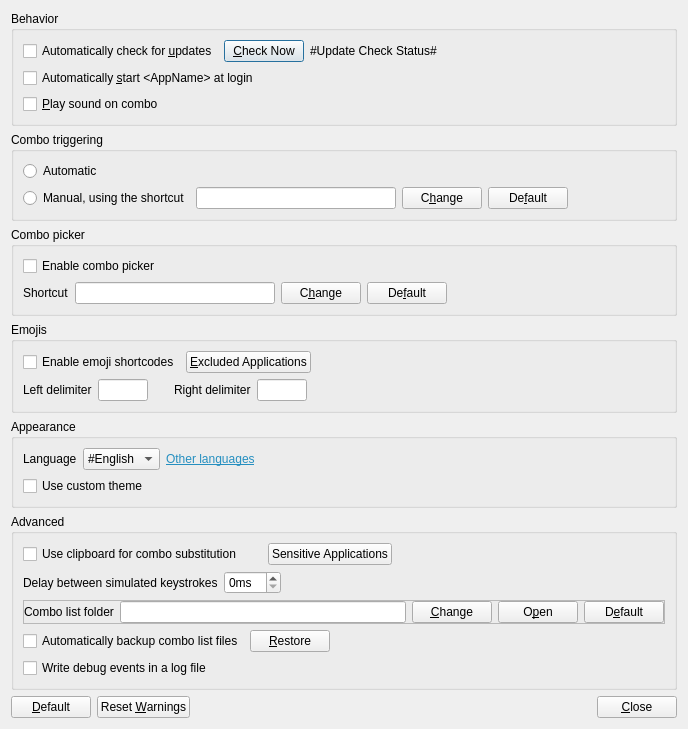
Old version of the form Beeftext/PreferencesDialog.ui in the repository xmichelo/Beeftext.
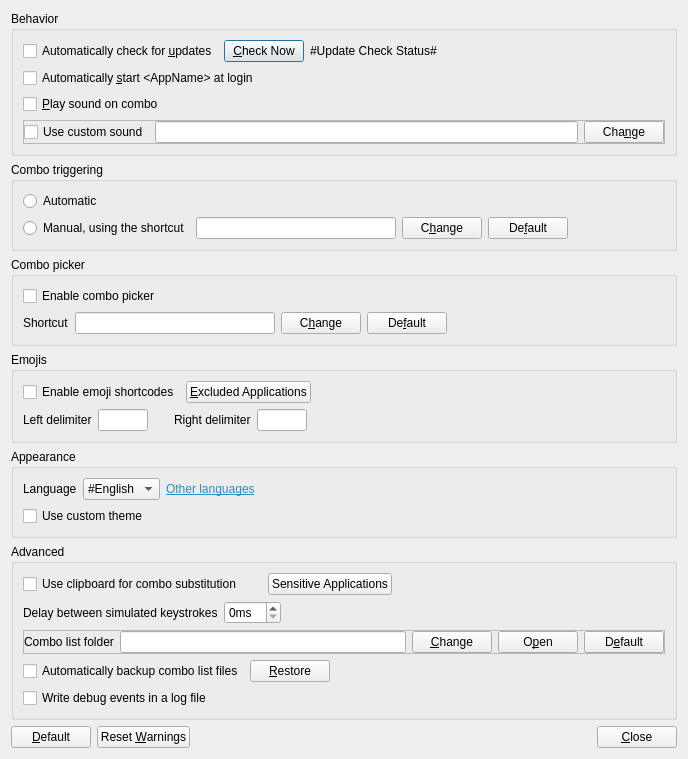
New version of the form.

Commit message: User can now pick a custom sound to play on combo expansion. Fixes #184.

The edit to the form file:
```diff
--- a/Beeftext/PreferencesDialog.ui
+++ b/Beeftext/PreferencesDialog.ui
@@ -7,7 +7,7 @@
     <x>0</x>
     <y>0</y>
     <width>688</width>
-    <height>684</height>
+    <height>715</height>
    </rect>
   </property>
   <property name="windowTitle">
@@ -16,12 +16,6 @@
   <layout class="QVBoxLayout" name="verticalLayout">
    <item>
     <widget class="QGroupBox" name="groupBoxBehavior">
-     <property name="minimumSize">
-      <size>
-       <width>0</width>
-       <height>0</height>
-      </size>
-     </property>
      <property name="title">
       <string>Behavior</string>
      </property>
@@ -65,6 +59,51 @@
         </property>
        </widget>
       </item>
+      <item>
+       <widget class="QFrame" name="frameCustomSound">
+        <property name="frameShape">
+         <enum>QFrame::StyledPanel</enum>
+        </property>
+        <property name="frameShadow">
+         <enum>QFrame::Raised</enum>
+        </property>
+        <layout class="QHBoxLayout" name="horizontalLayout_10">
+         <property name="leftMargin">
+          <number>0</number>
+         </property>
+         <property name="topMargin">
+          <number>0</number>
+         </property>
+         <property name="rightMargin">
+          <number>0</number>
+         </property>
+         <property name="bottomMargin">
+          <number>0</number>
+         </property>
+         <item>
+          <widget class="QCheckBox" name="checkUseCustomSound">
+           <property name="text">
+            <string>Use custom sound</string>
+           </property>
+          </widget>
+         </item>
+         <item>
+          <widget class="QLineEdit" name="editCustomSound">
+           <property name="readOnly">
+            <bool>true</bool>
+           </property>
+          </widget>
+         </item>
+         <item>
+          <widget class="QPushButton" name="buttonChangeCustomSound">
+           <property name="text">
+            <string>Cha&amp;nge</string>
+           </property>
+          </widget>
+         </item>
+        </layout>
+       </widget>
+      </item>
      </layout>
     </widget>
    </item>
```
Left out of the diff: 114 changed lines with no effect on the pictures. The commit also changes 7 other files.
